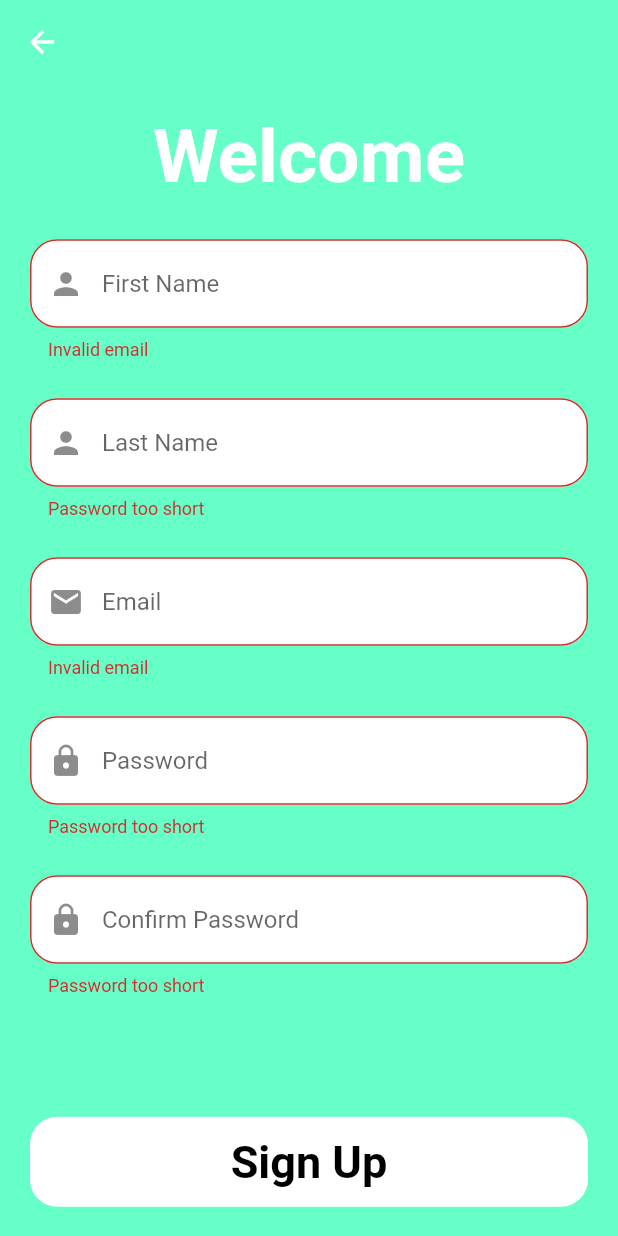
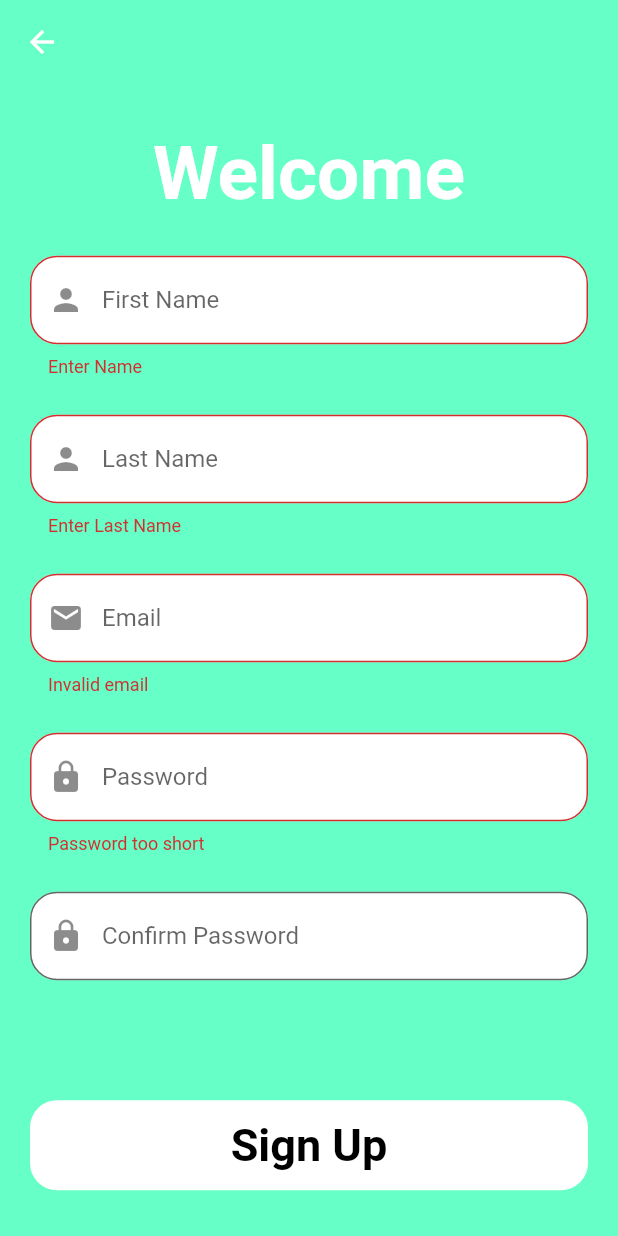
Before and after one commit to EshtaolGirma/DEMOZ_Client_App, a Flutter app: the RegisterScreen screen opened by its route, after a tap on "Sign Up", on a phone screen of 412 x 824 dp. Run offline on Flutter 3.47's test engine with Material 2 defaults, Android fonts, the phone set to English and light mode, and no system bars; our stand-ins replace flutter_bloc.

Commit message:
login and register bloc completed

```diff
--- a/demoz_client/lib/auth/login/bloc/login_bloc.dart
+++ b/demoz_client/lib/auth/login/bloc/login_bloc.dart
@@ -4,8 +4,8 @@ import 'package:demoz_client/auth/login/bloc/login_state.dart';
 import 'package:flutter_bloc/flutter_bloc.dart';
 
 
-class AuthBloc extends Bloc<AuthEvent, AuthState> {
-  AuthBloc() : super(LoggedOut());
+class LoginBloc extends Bloc<AuthEvent, AuthState> {
+  LoginBloc() : super(LoggedOut());
 
   @override
   Stream<AuthState> mapEventToState(AuthEvent event) async* {
@@ -18,7 +18,7 @@ class AuthBloc extends Bloc<AuthEvent, AuthState> {
       await Future.delayed(Duration(seconds: 2));
 
       if (email == "hello@world.com") {
-        if (password == "123456") {
+        if (password == "12345678") {
           // login successfuly
           yield LoggedIn();
         } else {
--- a/demoz_client/lib/auth/register/bloc/register_event.dart
+++ b/demoz_client/lib/auth/register/bloc/register_event.dart
@@ -0,0 +1,11 @@
+abstract class AuthEvent {}
+
+class RegisterEvent extends AuthEvent {
+  final String fname;
+  final String lname;
+  final String email;
+  final String password;
+  final String confirmPassword;
+
+  RegisterEvent({required this.email, required this.password, required this.confirmPassword, required this.fname, required this.lname});
+}
--- a/demoz_client/lib/auth/register/bloc/register_state.dart
+++ b/demoz_client/lib/auth/register/bloc/register_state.dart
@@ -0,0 +1,13 @@
+abstract class AuthState {}
+
+class RegisterInprogress extends AuthState {}
+
+class Registered extends AuthState {}
+
+class LoggedOut extends AuthState {}
+
+class AuthFailed extends AuthState {
+  final String errorMsg;
+
+  AuthFailed({required this.errorMsg});
+}
--- a/demoz_client/lib/auth/register/screens/registerScreen.dart
+++ b/demoz_client/lib/auth/register/screens/registerScreen.dart
@@ -1,4 +1,8 @@
+import 'package:demoz_client/auth/register/bloc/register_bloc.dart';
+import 'package:demoz_client/auth/register/bloc/register_event.dart';
+import 'package:demoz_client/auth/register/bloc/register_state.dart';
 import 'package:flutter/material.dart';
+import 'package:flutter_bloc/flutter_bloc.dart';
 
 class RegisterScreen extends StatelessWidget {
   static const String routeName = '/register';
@@ -7,6 +11,9 @@ class RegisterScreen extends StatelessWidget {
 
   final emailTextController = TextEditingController();
   final passwordTextController = TextEditingController();
+  final confirmPasswordTextController = TextEditingController();
+  final fnameTextController = TextEditingController();
+  final lnameTextController = TextEditingController();
 
   final formKey = GlobalKey<FormState>();
 
@@ -34,7 +41,7 @@ class RegisterScreen extends StatelessWidget {
                 ),
                 SizedBox(height: 25.0),
                 TextFormField(
-                  controller: emailTextController,
+                  controller: fnameTextController,
                   decoration: InputDecoration(
                     prefixIcon: Icon(Icons.person),
                     fillColor: Colors.white,
@@ -47,9 +54,9 @@ class RegisterScreen extends StatelessWidget {
                       borderRadius: BorderRadius.circular(18.0),
                     ),
                   ),
-                  validator: (String? email) {
-                    if (!email!.contains('@')) {
-                      return "Invalid email";
+                  validator: (String? fname) {
+                    if (fname!.isEmpty) {
+                      return "Enter Name";
                     }
 
                     return null;
@@ -57,8 +64,7 @@ class RegisterScreen extends StatelessWidget {
                 ),
                 SizedBox(height: 25.0),
                 TextFormField(
-                  obscureText: true,
-                  controller: passwordTextController,
+                  controller: lnameTextController,
                   decoration: InputDecoration(
                     prefixIcon: Icon(Icons.person),
                     fillColor: Colors.white,
@@ -68,9 +74,9 @@ class RegisterScreen extends StatelessWidget {
                       borderRadius: BorderRadius.circular(18.0),
                     ),
                   ),
-                  validator: (String? password) {
-                    if (password!.length < 8) {
-                      return "Password too short";
+                  validator: (String? lname) {
+                    if (lname!.isEmpty) {
+                      return "Enter Last Name";
                     }
 
                     return null;
@@ -123,7 +129,7 @@ class RegisterScreen extends StatelessWidget {
                 SizedBox(height: 25.0),
                 TextFormField(
                   obscureText: true,
-                  controller: passwordTextController,
+                  controller: confirmPasswordTextController,
                   decoration: InputDecoration(
                     prefixIcon: Icon(Icons.lock),
                     fillColor: Colors.white,
@@ -134,15 +140,40 @@ class RegisterScreen extends StatelessWidget {
                     ),
                   ),
                   validator: (String? password) {
-                    if (password!.length < 8) {
-                      return "Password too short";
+                    if (password != passwordTextController.text) {
+                      return "Password Doesn't Match";
                     }
 
                     return null;
                   },
                 ),
                 SizedBox(height: 80.0),
-                GestureDetector(
+                BlocConsumer<RegisterBloc, AuthState>(
+                  listener: (context, state) {
+                    if (state is AuthFailed) {
+                      final msg = state.errorMsg;
+                      final snackBar = SnackBar(
+                        content: Text(msg),
+                        duration: Duration(
+                          seconds: 5,
+                        ),
+                      );
+                      ScaffoldMessenger.of(context).showSnackBar(snackBar);
+                    }
+                    if (state is Registered) {
+                      final snackBar = SnackBar(
+                        content: Text("Registered Successfully"),
+                        backgroundColor: Colors.green,
+                        duration: Duration(seconds: 5),
+                      );
+                      ScaffoldMessenger.of(context).showSnackBar(snackBar);
+                    }
+                  },
+                  builder: (context, state) {
+                    if (state is RegisterInprogress) {
+                      return CircularProgressIndicator();
+                    }
+                    return GestureDetector(
                       onTap: () {
                         // run validations.
                         // form access.
@@ -155,8 +186,20 @@ class RegisterScreen extends StatelessWidget {
 
                         final email = emailTextController.text;
                         final pass = passwordTextController.text;
+                        final confirmPass = confirmPasswordTextController.text;
+                        final fname = fnameTextController.text;
+                        final lname = lnameTextController.text;
+
+                        final registerBloc =
+                            BlocProvider.of<RegisterBloc>(context);
+                        registerBloc.add(RegisterEvent(
+                            email: email,
+                            password: pass,
+                            confirmPassword: confirmPass,
+                            fname: fname,
+                            lname: lname));
                         print("all went well");
-                    // print("email:: $email  pass:: $pass");
+                        // print("email::   pass:: ");
                       },
                       child: Container(
                         height: 60.0,
@@ -174,6 +217,8 @@ class RegisterScreen extends StatelessWidget {
                               fontWeight: FontWeight.bold),
                         ),
                       ),
+                    );
+                  },
                 ),
               ],
             ),
```
Also changed, not shown: demoz_client/lib/auth/login/screens/loginScreen.dart (+33 -17 lines), demoz_client/lib/auth/register/bloc/register_bloc.dart (+42 -0 lines), demoz_client/lib/main.dart (+25 -1 lines). Lines whose indentation alone changed are shown as unchanged.
